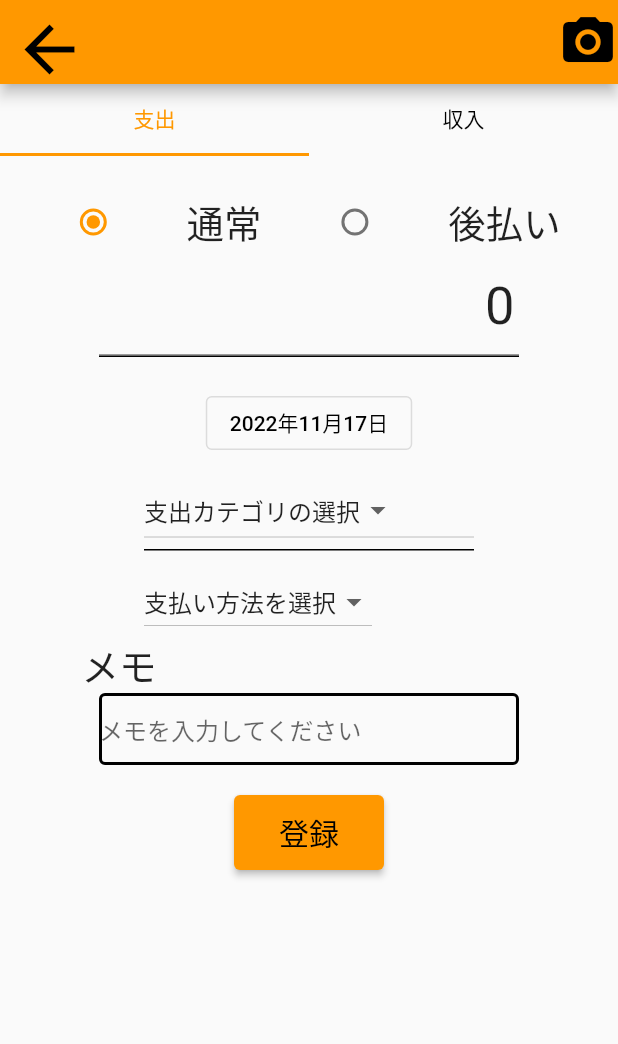
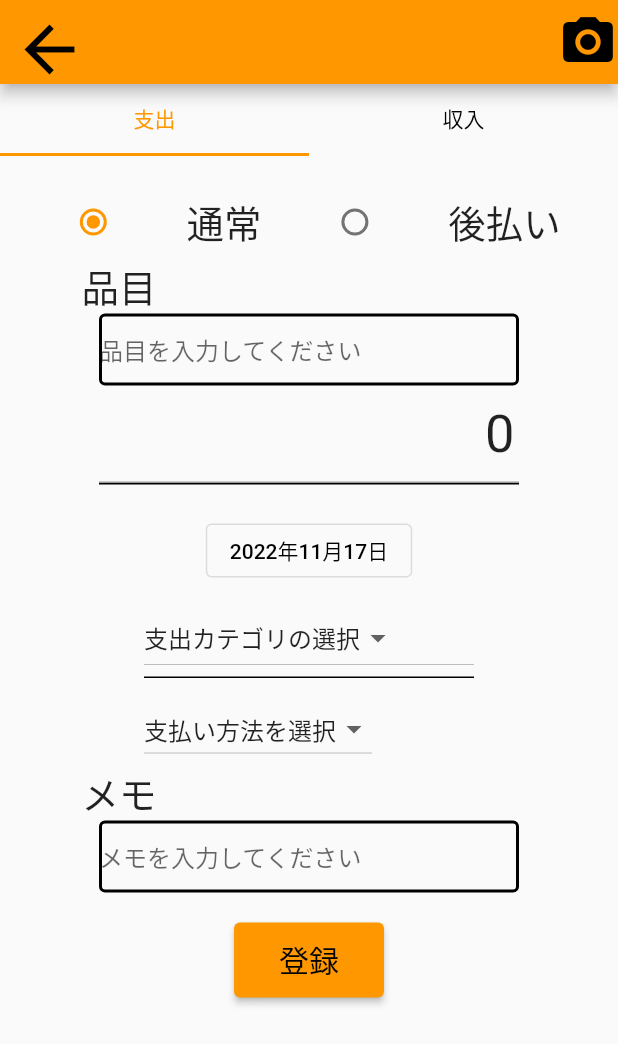
Before and after one commit to spr2140088/register, a Flutter app: the ExpenseDetailEdit screen opened directly, on a phone screen of 412 x 824 dp. Shown: the top 1044 px of the screen. Run offline on Flutter 3.47's test engine with Material 2 defaults, Android fonts, the phone set to English and light mode, and no system bars; our stand-ins replace sqflite; accounts and stored records are empty.

```diff
--- a/lib/expense_view/expense_detail_edit.dart
+++ b/lib/expense_view/expense_detail_edit.dart
@@ -75,13 +75,32 @@ class _ExpenseDetailEditState extends State<ExpenseDetailEdit> {
       expense_genre_code = which;
     });
   }
+/*
+//ラジオボタン切り替えたら表示を変えたいよ
+  String _type = '選択してないときの初期値？';
+  void _handleRadio(String e) => setState(() {_type = e;});
+      Te  _changeIcon(Strimg e) {
+      IconData Icon = null;
+      switch(e) {
+        case '':
+          break;
+        case '':
+          break:
+        default:
+    }
+    return Icon;
+  }
+
+ */
+
+
 
   _datePicker(BuildContext context) async {
     final DateTime? datePicked = await showDatePicker(
         locale: const Locale("ja"),
         context: context,
         initialDate: dateTime,
-        firstDate: DateTime(2003  ),
+        firstDate: DateTime(2003),
         lastDate: DateTime(2023));
     if (datePicked != null && datePicked != dateTime) {
       setState(() {
@@ -132,7 +151,7 @@ class _ExpenseDetailEditState extends State<ExpenseDetailEdit> {
                 const SizedBox(height: 20,),
 
                 Container(
-                  height: 480,
+                  height: 560,
                   child: TabBarView(
                     children: <Widget>[
                       Container(
@@ -145,16 +164,38 @@ class _ExpenseDetailEditState extends State<ExpenseDetailEdit> {
                                   Radio(
                                     value: '通常',
                                     groupValue: which,
-                                    onChanged: _onChangedGenre
+                                    onChanged: _onChangedGenre,
                                   ),
                                   const Text('通常', style: TextStyle(fontSize: 25),),
                                   Radio(
                                     value: '後払い',
                                     groupValue: which,
-                                    onChanged: _onChangedGenre
+                                    onChanged: _onChangedGenre,
                                   ),
                                   const Text('後払い', style: TextStyle(fontSize: 25),),
                                 ],
+                              ),
+                            ),
+                            Container(
+                              child: const Align(
+                                alignment: Alignment(-0.7,0),
+                                child: Text('品目', style: TextStyle(fontSize: 25),),
+                              ),
+                            ),
+                            Container(
+                              width: 280,
+                              child: TextFormField(
+                                //initialValue: expense_memo,
+                                decoration: const InputDecoration(
+                                    hintText: '品目を入力してください',
+                                    enabledBorder: OutlineInputBorder(
+                                      borderSide: BorderSide(width: 2),
+                                    ),
+                                    contentPadding: EdgeInsets.symmetric(
+                                      vertical: 10,
+                                    )
+                                ),
+                                //onChanged: (expense_item_name) => setState(() => this.expense_item_name = expense_item_name),
                               ),
                             ),
                             Container(
--- a/lib/main.dart
+++ b/lib/main.dart
@@ -17,6 +17,7 @@ class MyApp extends StatelessWidget {
       theme: ThemeData(
         primarySwatch: Colors.orange,
       ),
+
       localizationsDelegates: [
         GlobalMaterialLocalizations.delegate,
         GlobalWidgetsLocalizations.delegate,
```
Also changed, not shown: lib/expense_view/expense_list.dart (deleted, +0 -85 lines).
